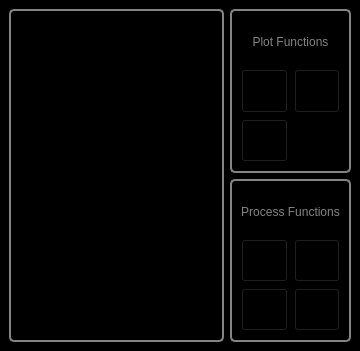
Qt form Scanner GUI/Plotters Control/PlottersControl.ui (afylab/nanoSQUID-Scanning-Software) before a commit.
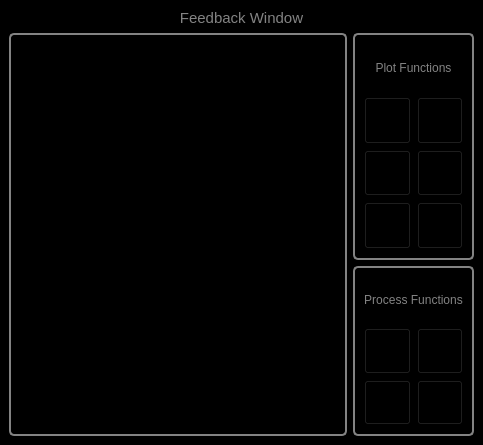
The same form after that commit. Icons and pictures are not drawn.

```diff
--- a/Scanner GUI/Plotters Control/PlottersControl.ui
+++ b/Scanner GUI/Plotters Control/PlottersControl.ui
@@ -6,8 +6,8 @@
    <rect>
     <x>0</x>
     <y>0</y>
-    <width>360</width>
-    <height>351</height>
+    <width>483</width>
+    <height>445</height>
    </rect>
   </property>
   <property name="windowTitle">
@@ -24,8 +24,243 @@
 background-color: rgb(0, 0, 0);
 }</string>
    </property>
-   <layout class="QGridLayout" name="gridLayout_3" rowstretch="1,1" columnstretch="2,0">
+   <layout class="QGridLayout" name="gridLayout_3" rowstretch="0,4,3" columnstretch="2,0">
     <item row="1" column="1">
+     <widget class="QFrame" name="frame_PlotRelatedFunctions">
+      <property name="styleSheet">
+       <string notr="true">
+QFrame#frame_PlotRelatedFunctions{
+color: rgb(131,131,131);
+background-color:rgb(0,0,0);
+border: 2px solid  rgb(131,131,131);
+border-radius: 5px
+}
+</string>
+      </property>
+      <property name="frameShape">
+       <enum>QFrame::StyledPanel</enum>
+      </property>
+      <property name="frameShadow">
+       <enum>QFrame::Raised</enum>
+      </property>
+      <layout class="QGridLayout" name="gridLayout" rowstretch="1,1,1,1" columnstretch="1,1">
+       <item row="2" column="1">
+        <widget class="QPushButton" name="pushButton_MultiplyAll">
+         <property name="enabled">
+          <bool>true</bool>
+         </property>
+         <property name="sizePolicy">
+          <sizepolicy hsizetype="Preferred" vsizetype="Preferred">
+           <horstretch>0</horstretch>
+           <verstretch>0</verstretch>
+          </sizepolicy>
+         </property>
+         <property name="toolTip">
+          <string>&lt;html&gt;&lt;head/&gt;&lt;body&gt;&lt;p&gt;Multiply all Process with constant&lt;/p&gt;&lt;/body&gt;&lt;/html&gt;</string>
+         </property>
+         <property name="styleSheet">
+          <string notr="true">QPushButton#pushButton_MultiplyAll{
+image:url(:/nSOTScanner/Pictures/Multiply.png);
+background: black;
+}
+
+QPushButton:pressed#pushButton_MultiplyAll{
+image:url(:/nSOTScanner/Pictures/Multiply.png);
+background: black;
+border: 2px rgb(131,131,131);
+border-radius: 5px
+}
+</string>
+         </property>
+         <property name="text">
+          <string/>
+         </property>
+        </widget>
+       </item>
+       <item row="0" column="0" colspan="2">
+        <widget class="QLabel" name="label_PlotRelated">
+         <property name="styleSheet">
+          <string notr="true">color:rgb(131,131,131)</string>
+         </property>
+         <property name="text">
+          <string>Plot Functions</string>
+         </property>
+         <property name="alignment">
+          <set>Qt::AlignCenter</set>
+         </property>
+        </widget>
+       </item>
+       <item row="1" column="1">
+        <widget class="QPushButton" name="pushButton_SubtractOveralAverage">
+         <property name="enabled">
+          <bool>true</bool>
+         </property>
+         <property name="sizePolicy">
+          <sizepolicy hsizetype="Preferred" vsizetype="Preferred">
+           <horstretch>0</horstretch>
+           <verstretch>0</verstretch>
+          </sizepolicy>
+         </property>
+         <property name="toolTip">
+          <string>&lt;html&gt;&lt;head/&gt;&lt;body&gt;&lt;p&gt;Batch process all plotters.&lt;/p&gt;&lt;/body&gt;&lt;/html&gt;</string>
+         </property>
+         <property name="styleSheet">
+          <string notr="true">QPushButton#pushButton_SubtractOveralAverage{
+image:url(:/nSOTScanner/Pictures/inverseRes.png);
+background: black;
+}
+
+QPushButton:pressed#pushButton_SubtractOveralAverage{
+image:url(:/nSOTScanner/Pictures/inverseRes.png);
+background: black;
+border: 2px rgb(131,131,131);
+border-radius: 5px
+}
+</string>
+         </property>
+         <property name="text">
+          <string/>
+         </property>
+        </widget>
+       </item>
+       <item row="2" column="0">
+        <widget class="QPushButton" name="pushButton_SetArea">
+         <property name="enabled">
+          <bool>true</bool>
+         </property>
+         <property name="sizePolicy">
+          <sizepolicy hsizetype="Preferred" vsizetype="Preferred">
+           <horstretch>0</horstretch>
+           <verstretch>0</verstretch>
+          </sizepolicy>
+         </property>
+         <property name="toolTip">
+          <string>Set selected area for all window</string>
+         </property>
+         <property name="styleSheet">
+          <string notr="true">QPushButton#pushButton_SetArea{
+image:url(:/nSOTScanner/Pictures/SelectArea.png);
+background: black;
+}
+
+QPushButton:pressed#pushButton_SetArea{
+image:url(:/nSOTScanner/Pictures/SelectArea.png);
+background: black;
+border: 2px rgb(131,131,131);
+border-radius: 5px
+}
+</string>
+         </property>
+         <property name="text">
+          <string/>
+         </property>
+        </widget>
+       </item>
+       <item row="1" column="0">
+        <widget class="QPushButton" name="pushButton_AddPlotter">
+         <property name="enabled">
+          <bool>true</bool>
+         </property>
+         <property name="sizePolicy">
+          <sizepolicy hsizetype="Preferred" vsizetype="Preferred">
+           <horstretch>0</horstretch>
+           <verstretch>0</verstretch>
+          </sizepolicy>
+         </property>
+         <property name="minimumSize">
+          <size>
+           <width>0</width>
+           <height>0</height>
+          </size>
+         </property>
+         <property name="toolTip">
+          <string>&lt;html&gt;&lt;head/&gt;&lt;body&gt;&lt;p&gt;Add a new plotter&lt;/p&gt;&lt;/body&gt;&lt;/html&gt;</string>
+         </property>
+         <property name="styleSheet">
+          <string notr="true">QPushButton#pushButton_AddPlotter{
+image:url(:/nSOTScanner/Pictures/AddPlotter.png);
+background: black;
+}
+
+QPushButton:pressed#pushButton_AddPlotter{
+image:url(:/nSOTScanner/Pictures/AddPlotter.png);
+background: black;
+border: 2px rgb(131,131,131);
+border-radius: 5px
+}
+</string>
+         </property>
+         <property name="text">
+          <string/>
+         </property>
+        </widget>
+       </item>
+       <item row="3" column="0">
+        <widget class="QPushButton" name="pushButton_savePlot">
+         <property name="sizePolicy">
+          <sizepolicy hsizetype="Preferred" vsizetype="Preferred">
+           <horstretch>0</horstretch>
+           <verstretch>0</verstretch>
+          </sizepolicy>
+         </property>
+         <property name="toolTip">
+          <string>&lt;html&gt;&lt;head/&gt;&lt;body&gt;&lt;p&gt;Save all data as matlab files&lt;/p&gt;&lt;/body&gt;&lt;/html&gt;</string>
+         </property>
+         <property name="styleSheet">
+          <string notr="true">QPushButton:disabled#pushButton_savePlot {image:url(:/nSOTScanner/Pictures/lock.png)}
+
+#pushButton_savePlot{
+image:url(:/nSOTScanner/Pictures/save.png);
+background: black;
+}
+
+QPushButton:pressed#pushButton_savePlot{
+image:url(:/nSOTScanner/Pictures/save.png);
+background: black;
+border: 2px rgb(131,131,131);
+border-radius: 5px
+}</string>
+         </property>
+         <property name="text">
+          <string/>
+         </property>
+        </widget>
+       </item>
+       <item row="3" column="1">
+        <widget class="QPushButton" name="pushButton_ConnectLabrad">
+         <property name="sizePolicy">
+          <sizepolicy hsizetype="Preferred" vsizetype="Preferred">
+           <horstretch>0</horstretch>
+           <verstretch>0</verstretch>
+          </sizepolicy>
+         </property>
+         <property name="toolTip">
+          <string>&lt;html&gt;&lt;head/&gt;&lt;body&gt;&lt;p&gt;Labrad Connection&lt;/p&gt;&lt;/body&gt;&lt;/html&gt;</string>
+         </property>
+         <property name="styleSheet">
+          <string notr="true">QPushButton:disabled#pushButton_ConnectLabrad {image:url(:/nSOTScanner/Pictures/lock.png)}
+
+#pushButton_ConnectLabrad{
+image:url(:/nSOTScanner/Pictures/Connected.png);
+background: black;
+}
+
+QPushButton:pressed#pushButton_ConnectLabrad{
+image:url(:/nSOTScanner/Pictures/Connected.png);
+background: black;
+border: 2px rgb(131,131,131);
+border-radius: 5px
+}</string>
+         </property>
+         <property name="text">
+          <string/>
+         </property>
+        </widget>
+       </item>
+      </layout>
+     </widget>
+    </item>
+    <item row="2" column="1">
      <widget class="QFrame" name="frame_Process">
       <property name="styleSheet">
        <string notr="true">
@@ -192,147 +427,7 @@
       </layout>
      </widget>
     </item>
-    <item row="0" column="1">
-     <widget class="QFrame" name="frame_PlotRelatedFunctions">
-      <property name="styleSheet">
-       <string notr="true">
-QFrame#frame_PlotRelatedFunctions{
-color: rgb(131,131,131);
-background-color:rgb(0,0,0);
-border: 2px solid  rgb(131,131,131);
-border-radius: 5px
-}
-</string>
-      </property>
-      <property name="frameShape">
-       <enum>QFrame::StyledPanel</enum>
-      </property>
-      <property name="frameShadow">
-       <enum>QFrame::Raised</enum>
-      </property>
-      <layout class="QGridLayout" name="gridLayout" rowstretch="1,1,1" columnstretch="1,1">
-       <item row="1" column="0">
-        <widget class="QPushButton" name="pushButton_AddPlotter">
-         <property name="enabled">
-          <bool>true</bool>
-         </property>
-         <property name="sizePolicy">
-          <sizepolicy hsizetype="Preferred" vsizetype="Preferred">
-           <horstretch>0</horstretch>
-           <verstretch>0</verstretch>
-          </sizepolicy>
-         </property>
-         <property name="minimumSize">
-          <size>
-           <width>0</width>
-           <height>0</height>
-          </size>
-         </property>
-         <property name="toolTip">
-          <string>&lt;html&gt;&lt;head/&gt;&lt;body&gt;&lt;p&gt;Add a new plotter&lt;/p&gt;&lt;/body&gt;&lt;/html&gt;</string>
-         </property>
-         <property name="styleSheet">
-          <string notr="true">QPushButton#pushButton_AddPlotter{
-image:url(:/nSOTScanner/Pictures/AddPlotter.png);
-background: black;
-}
-
-QPushButton:pressed#pushButton_AddPlotter{
-image:url(:/nSOTScanner/Pictures/AddPlotter.png);
-background: black;
-border: 2px rgb(131,131,131);
-border-radius: 5px
-}
-</string>
-         </property>
-         <property name="text">
-          <string/>
-         </property>
-        </widget>
-       </item>
-       <item row="2" column="0">
-        <widget class="QPushButton" name="pushButton_SetArea">
-         <property name="enabled">
-          <bool>true</bool>
-         </property>
-         <property name="sizePolicy">
-          <sizepolicy hsizetype="Preferred" vsizetype="Preferred">
-           <horstretch>0</horstretch>
-           <verstretch>0</verstretch>
-          </sizepolicy>
-         </property>
-         <property name="toolTip">
-          <string>Set selected area for all window</string>
-         </property>
-         <property name="styleSheet">
-          <string notr="true">QPushButton#pushButton_SetArea{
-image:url(:/nSOTScanner/Pictures/SelectArea.png);
-background: black;
-}
-
-QPushButton:pressed#pushButton_SetArea{
-image:url(:/nSOTScanner/Pictures/SelectArea.png);
-background: black;
-border: 2px rgb(131,131,131);
-border-radius: 5px
-}
-</string>
-         </property>
-         <property name="text">
-          <string/>
-         </property>
-        </widget>
-       </item>
-       <item row="1" column="1">
-        <widget class="QPushButton" name="pushButton_SubtractOveralAverage">
-         <property name="enabled">
-          <bool>true</bool>
-         </property>
-         <property name="sizePolicy">
-          <sizepolicy hsizetype="Preferred" vsizetype="Preferred">
-           <horstretch>0</horstretch>
-           <verstretch>0</verstretch>
-          </sizepolicy>
-         </property>
-         <property name="toolTip">
-          <string>&lt;html&gt;&lt;head/&gt;&lt;body&gt;&lt;p&gt;Batch process all plotters.&lt;/p&gt;&lt;/body&gt;&lt;/html&gt;</string>
-         </property>
-         <property name="styleSheet">
-          <string notr="true">QPushButton#pushButton_SubtractOveralAverage{
-image:url(:/nSOTScanner/Pictures/inverseRes.png);
-background: black;
-}
-
-QPushButton:pressed#pushButton_SubtractOveralAverage{
-image:url(:/nSOTScanner/Pictures/inverseRes.png);
-background: black;
-border: 2px rgb(131,131,131);
-border-radius: 5px
-}
-</string>
-         </property>
-         <property name="text">
-          <string/>
-         </property>
-        </widget>
-       </item>
-       <item row="0" column="0" colspan="2">
-        <widget class="QLabel" name="label_PlotRelated">
-         <property name="styleSheet">
-          <string notr="true">color:rgb(131,131,131)</string>
-         </property>
-         <property name="text">
-          <string>Plot Functions</string>
-         </property>
-         <property name="alignment">
-          <set>Qt::AlignCenter</set>
-         </property>
-        </widget>
-       </item>
-      </layout>
-     </widget>
-    </item>
-    <item row="0" column="0" rowspan="2">
+    <item row="1" column="0" rowspan="2">
      <widget class="QListWidget" name="listWidget_Plots">
       <property name="styleSheet">
        <string notr="true">QListWidget#listWidget_Plots{
@@ -355,6 +450,27 @@
       </property>
      </widget>
     </item>
+    <item row="0" column="0" colspan="2">
+     <widget class="QLabel" name="label_Feedback">
+      <property name="font">
+       <font>
+        <pointsize>11</pointsize>
+       </font>
+      </property>
+      <property name="styleSheet">
+       <string notr="true">QLabel#label_Feedback{
+color: rgb(131,131,131);
+background-color:rgb(0,0,0)
+}</string>
+      </property>
+      <property name="text">
+       <string>&lt;html&gt;&lt;head/&gt;&lt;body&gt;&lt;p&gt;&lt;span style=&quot; color:#838383;&quot;&gt;Feedback Window&lt;/span&gt;&lt;/p&gt;&lt;/body&gt;&lt;/html&gt;</string>
+      </property>
+      <property name="alignment">
+       <set>Qt::AlignCenter</set>
+      </property>
+     </widget>
+    </item>
    </layout>
   </widget>
  </widget>
```
